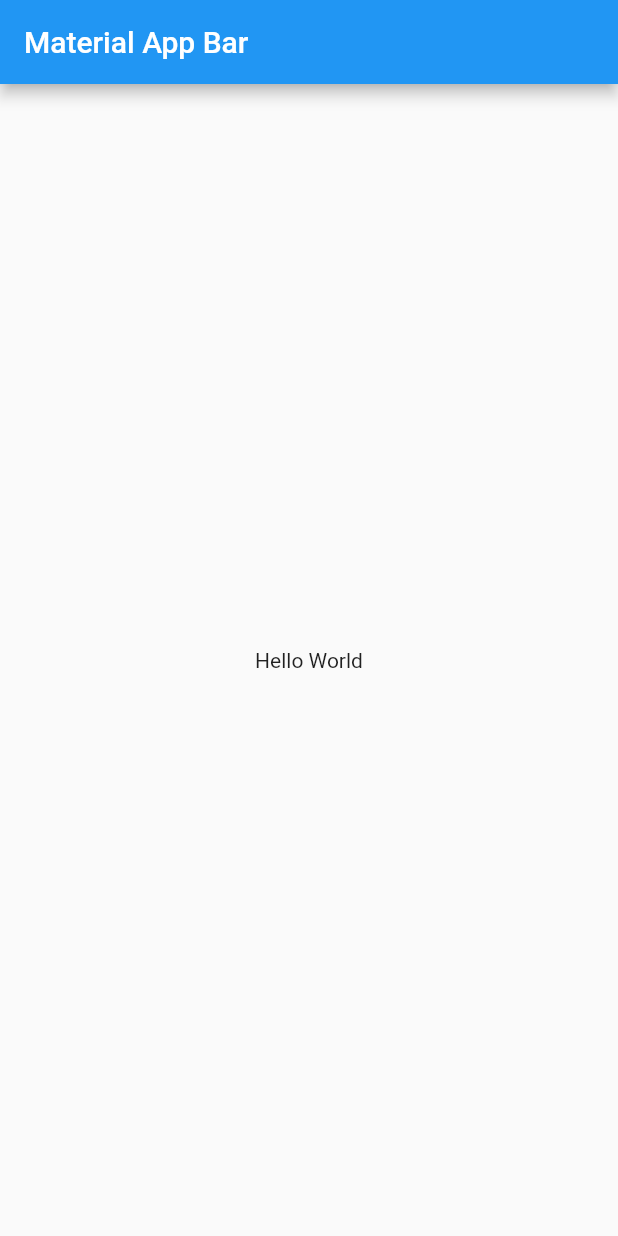
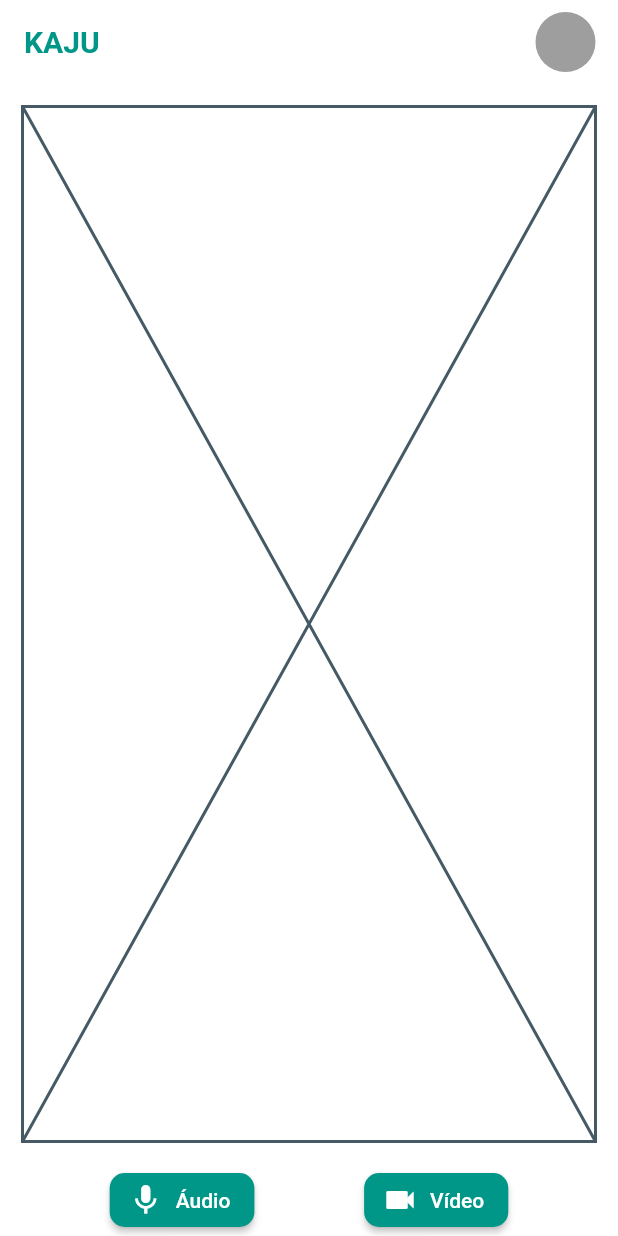
Before and after one commit to jrbj0/caju, a Flutter app: the screen it shows after launch, on a phone screen of 412 x 824 dp. Run offline on Flutter 3.47's test engine with Material 2 defaults, Android fonts, the phone set to English and light mode, and no system bars.

Commit message:
Basic app skeleton

```diff
--- a/mobile/lib/main.dart
+++ b/mobile/lib/main.dart
@@ -7,14 +7,50 @@ class MyApp extends StatelessWidget {
   Widget build(BuildContext context) {
     return MaterialApp(
       title: 'Material App',
+      theme: ThemeData(
+        primaryColor: Colors.teal
+      ),
+
       home: Scaffold(
+        backgroundColor: Colors.white,
         appBar: AppBar(
-          title: Text('Material App Bar'),
+          backgroundColor: Colors.white,
+          elevation: 0.0,
+          title: Text('KAJU', style: TextStyle(color: Colors.teal, fontWeight: FontWeight.bold),),
+          actions: <Widget>[
+            Padding(
+              padding:EdgeInsets.only(right: 15.0),
+              child: CircleAvatar(backgroundColor: Colors.grey,))
+          ],
         ),
         body: Center(
           child: Container(
-            child: Text('Hello World'),
+            child: Padding(
+              padding: const EdgeInsets.all(15.0),
+              child: Placeholder(),
+            ),
           ),
+        ),
+        bottomNavigationBar: Row(
+          children: <Widget>[
+          RaisedButton.icon(
+            icon: Icon(Icons.mic),
+            label: Text("Áudio"),
+            onPressed: () {},
+            color: Colors.teal,
+            textColor: Colors.white,
+            shape: RoundedRectangleBorder(borderRadius: BorderRadius.all(Radius.circular(10.0))),
+          ),
+            RaisedButton.icon(
+            icon: Icon(Icons.videocam),
+            label: Text("Vídeo"),
+            onPressed: () {},
+            color: Colors.teal,
+            textColor: Colors.white,
+            shape: RoundedRectangleBorder(borderRadius: BorderRadius.all(Radius.circular(10.0))),
+          ),
+        ],
+        mainAxisAlignment: MainAxisAlignment.spaceEvenly,
         ),
       ),
     );
```
